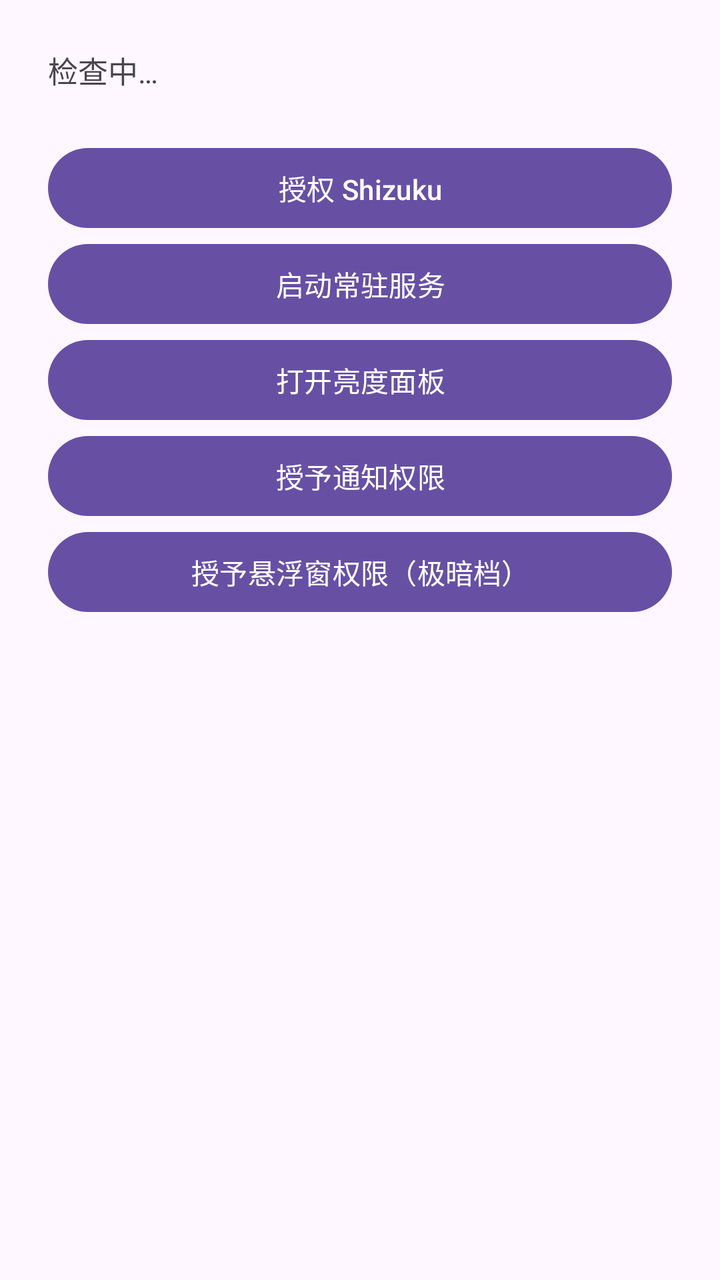
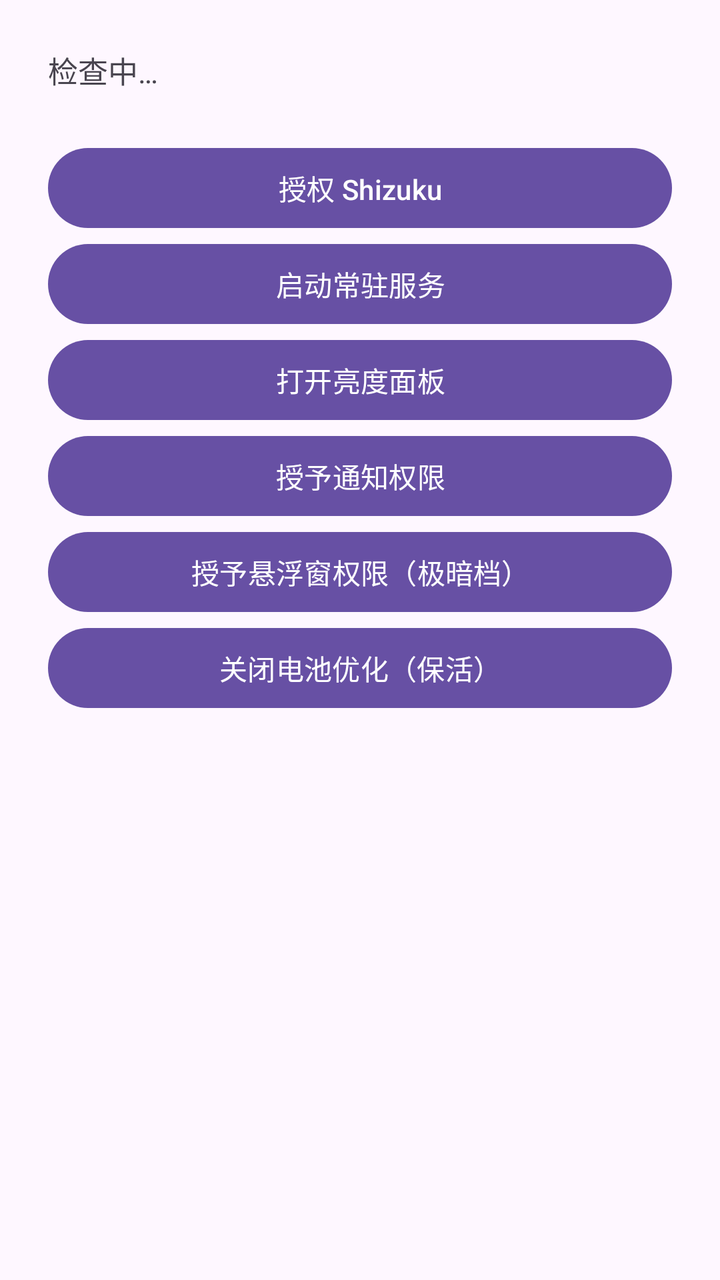

Two renders of the same Android screen: before a commit and after it. Below are the layout's source before the change and the commit's diff.
<!-- AndroidManifest.xml: application theme Theme.Material3.DayNight.NoActionBar -->
<!-- res/layout/activity_main.xml -->
<?xml version="1.0" encoding="utf-8"?>
<LinearLayout xmlns:android="http://schemas.android.com/apk/res/android"
    android:layout_width="match_parent"
    android:layout_height="match_parent"
    android:orientation="vertical"
    android:padding="24dp">

    <TextView
        android:id="@+id/tv_status"
        android:layout_width="match_parent"
        android:layout_height="wrap_content"
        android:text="检查中…"
        android:textSize="15sp"
        android:lineSpacingExtra="4dp" />

    <Button
        android:id="@+id/btn_shizuku"
        android:layout_width="match_parent"
        android:layout_height="wrap_content"
        android:layout_marginTop="24dp"
        android:text="授权 Shizuku" />

    <Button
        android:id="@+id/btn_start"
        android:layout_width="match_parent"
        android:layout_height="wrap_content"
        android:text="启动常驻服务" />

    <Button
        android:id="@+id/btn_panel"
        android:layout_width="match_parent"
        android:layout_height="wrap_content"
        android:text="打开亮度面板" />

    <Button
        android:id="@+id/btn_notify"
        android:layout_width="match_parent"
        android:layout_height="wrap_content"
        android:text="授予通知权限" />

    <Button
        android:id="@+id/btn_overlay"
        android:layout_width="match_parent"
        android:layout_height="wrap_content"
        android:text="授予悬浮窗权限（极暗档）" />

</LinearLayout>
<!-- resources referenced by this layout -->
<resources>

</resources>

<!-- the commit's change to res/layout/activity_main.xml (unified diff, before → after) -->
@@ -44,4 +44,10 @@
         android:layout_height="wrap_content"
         android:text="授予悬浮窗权限（极暗档）" />
 
+    <Button
+        android:id="@+id/btn_battery"
+        android:layout_width="match_parent"
+        android:layout_height="wrap_content"
+        android:text="关闭电池优化（保活）" />
+
 </LinearLayout>
